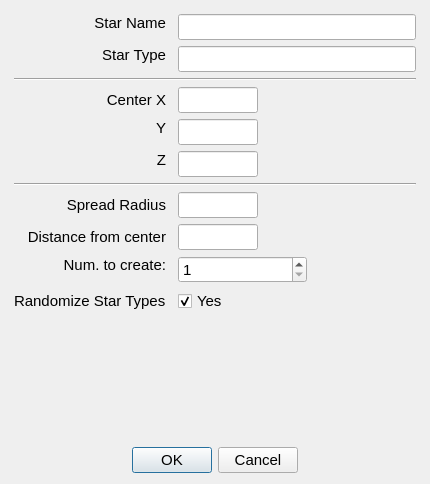
This is warpmain/dialogs/createnewstardlg.ui in maxlambertini/Warp2010 as Qt 5 draws it before an edit. The edited form follows.
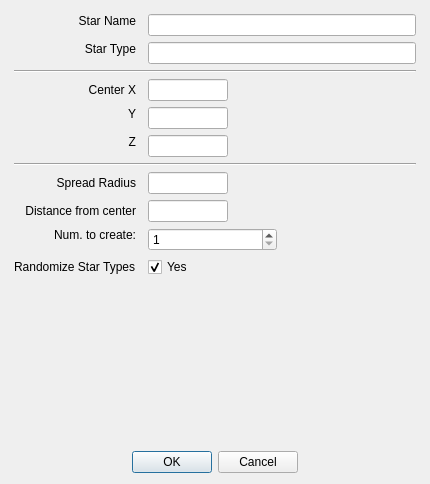
This is the edited form.

```diff
--- a/warpmain/dialogs/createnewstardlg.ui
+++ b/warpmain/dialogs/createnewstardlg.ui
@@ -32,7 +32,8 @@
       <widget class="QLabel" name="label">
        <property name="font">
         <font>
-         <pointsize>11</pointsize>
+         <pointsize>9</pointsize>
+         <kerning>true</kerning>
         </font>
        </property>
        <property name="text">
@@ -50,7 +51,8 @@
       <widget class="QLabel" name="label_2">
        <property name="font">
         <font>
-         <pointsize>11</pointsize>
+         <pointsize>9</pointsize>
+         <kerning>true</kerning>
         </font>
        </property>
        <property name="text">
@@ -68,7 +70,8 @@
       <widget class="QLabel" name="label_9">
        <property name="font">
         <font>
-         <pointsize>11</pointsize>
+         <pointsize>9</pointsize>
+         <kerning>true</kerning>
         </font>
        </property>
        <property name="text">
@@ -98,7 +101,8 @@
        </property>
        <property name="font">
         <font>
-         <pointsize>11</pointsize>
+         <pointsize>9</pointsize>
+         <kerning>true</kerning>
         </font>
        </property>
        <property name="minimum">
@@ -113,7 +117,8 @@
       <widget class="QLabel" name="label_10">
        <property name="font">
         <font>
-         <pointsize>11</pointsize>
+         <pointsize>9</pointsize>
+         <kerning>true</kerning>
         </font>
        </property>
        <property name="text">
@@ -128,7 +133,8 @@
       <widget class="QCheckBox" name="chkTypes">
        <property name="font">
         <font>
-         <pointsize>11</pointsize>
+         <pointsize>9</pointsize>
+         <kerning>true</kerning>
         </font>
        </property>
        <property name="text">
@@ -149,7 +155,8 @@
        </property>
        <property name="font">
         <font>
-         <pointsize>11</pointsize>
+         <pointsize>9</pointsize>
+         <kerning>true</kerning>
         </font>
        </property>
        <property name="alignment">
@@ -161,7 +168,8 @@
       <widget class="QLabel" name="label_11">
        <property name="font">
         <font>
-         <pointsize>11</pointsize>
+         <pointsize>9</pointsize>
+         <kerning>true</kerning>
         </font>
        </property>
        <property name="text">
@@ -176,7 +184,8 @@
       <widget class="QLabel" name="label_6">
        <property name="font">
         <font>
-         <pointsize>11</pointsize>
+         <pointsize>9</pointsize>
+         <kerning>true</kerning>
         </font>
        </property>
        <property name="text">
@@ -200,7 +209,8 @@
        </property>
        <property name="font">
         <font>
-         <pointsize>11</pointsize>
+         <pointsize>9</pointsize>
+         <kerning>true</kerning>
         </font>
        </property>
       </widget>
@@ -209,7 +219,8 @@
       <widget class="QLabel" name="label_4">
        <property name="font">
         <font>
-         <pointsize>11</pointsize>
+         <pointsize>9</pointsize>
+         <kerning>true</kerning>
         </font>
        </property>
        <property name="text">
@@ -233,7 +244,8 @@
        </property>
        <property name="font">
         <font>
-         <pointsize>11</pointsize>
+         <pointsize>9</pointsize>
+         <kerning>true</kerning>
         </font>
        </property>
        <property name="alignment">
@@ -251,7 +263,8 @@
        </property>
        <property name="font">
         <font>
-         <pointsize>11</pointsize>
+         <pointsize>9</pointsize>
+         <kerning>true</kerning>
         </font>
        </property>
        <property name="alignment">
@@ -263,7 +276,8 @@
       <widget class="QLabel" name="label_5">
        <property name="font">
         <font>
-         <pointsize>11</pointsize>
+         <pointsize>9</pointsize>
+         <kerning>true</kerning>
         </font>
        </property>
        <property name="text">
@@ -281,7 +295,8 @@
       <widget class="QLineEdit" name="txtStarName">
        <property name="font">
         <font>
-         <pointsize>11</pointsize>
+         <pointsize>9</pointsize>
+         <kerning>true</kerning>
         </font>
        </property>
        <property name="alignment">
@@ -293,7 +308,8 @@
       <widget class="QLineEdit" name="txtStarType">
        <property name="font">
         <font>
-         <pointsize>11</pointsize>
+         <pointsize>9</pointsize>
+         <kerning>true</kerning>
         </font>
        </property>
        <property name="alignment">
@@ -305,7 +321,8 @@
       <widget class="Line" name="line">
        <property name="font">
         <font>
-         <pointsize>11</pointsize>
+         <pointsize>9</pointsize>
+         <kerning>true</kerning>
         </font>
        </property>
        <property name="orientation">
@@ -317,7 +334,8 @@
       <widget class="Line" name="line_2">
        <property name="font">
         <font>
-         <pointsize>11</pointsize>
+         <pointsize>9</pointsize>
+         <kerning>true</kerning>
         </font>
        </property>
        <property name="orientation">
@@ -329,7 +347,8 @@
       <widget class="QLabel" name="label_3">
        <property name="font">
         <font>
-         <pointsize>11</pointsize>
+         <pointsize>9</pointsize>
+         <kerning>true</kerning>
         </font>
        </property>
        <property name="text">
@@ -353,7 +372,8 @@
        </property>
        <property name="font">
         <font>
-         <pointsize>11</pointsize>
+         <pointsize>9</pointsize>
+         <kerning>true</kerning>
         </font>
        </property>
       </widget>
@@ -364,7 +384,8 @@
     <spacer name="verticalSpacer">
      <property name="font">
       <font>
-       <pointsize>11</pointsize>
+       <pointsize>9</pointsize>
+       <kerning>true</kerning>
       </font>
      </property>
      <property name="orientation">
@@ -382,7 +403,8 @@
     <widget class="QDialogButtonBox" name="buttonBox">
      <property name="font">
       <font>
-       <pointsize>11</pointsize>
+       <pointsize>9</pointsize>
+       <kerning>true</kerning>
       </font>
      </property>
      <property name="standardButtons">
```
